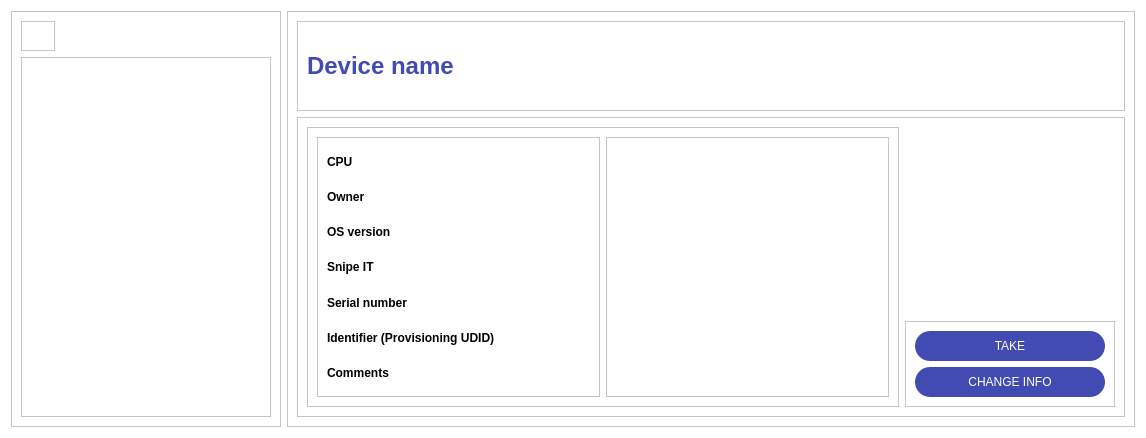
Above: layouts/device_info.ui from fedulovs/InventoryUI before the change. Below: the same form after it.
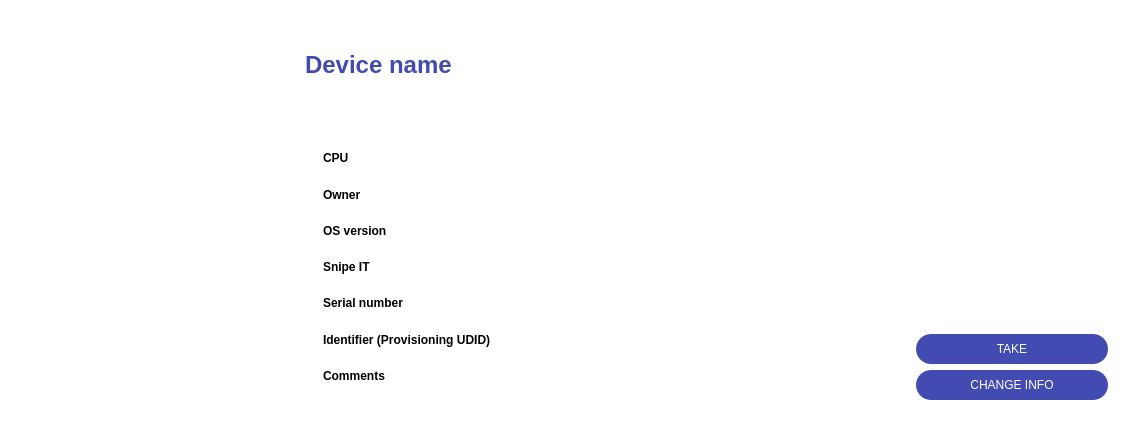
That is the form after the change. Icons and pictures are not drawn.

Commit message: Fix fonts and borders

Patch:
```diff
--- a/layouts/device_info.ui
+++ b/layouts/device_info.ui
@@ -20,7 +20,7 @@
             <string>Dialog</string>
         </property>
         <property name="styleSheet">
-            <string notr="true">background-color: white</string>
+   <string notr="true">background-color: white; border: none;</string>
         </property>
         <layout class="QHBoxLayout" name="horizontalLayout">
             <item>
@@ -211,7 +211,6 @@
                                             <property name="font">
                                                 <font>
                                                     <pointsize>18</pointsize>
-                                                    <weight>75</weight>
                                                     <bold>true</bold>
                                                 </font>
                                             </property>
@@ -249,6 +248,9 @@
                                                     <verstretch>0</verstretch>
                                                 </sizepolicy>
                                             </property>
+           <property name="styleSheet">
+            <string notr="true">color: black;</string>
+           </property>
                                             <property name="frameShape">
                                                 <enum>QFrame::StyledPanel</enum>
                                             </property>
```
Left out of the diff: 39 changed lines with no effect on the pictures. Lines whose indentation alone changed are shown as unchanged. The commit also changes 2 other files.
